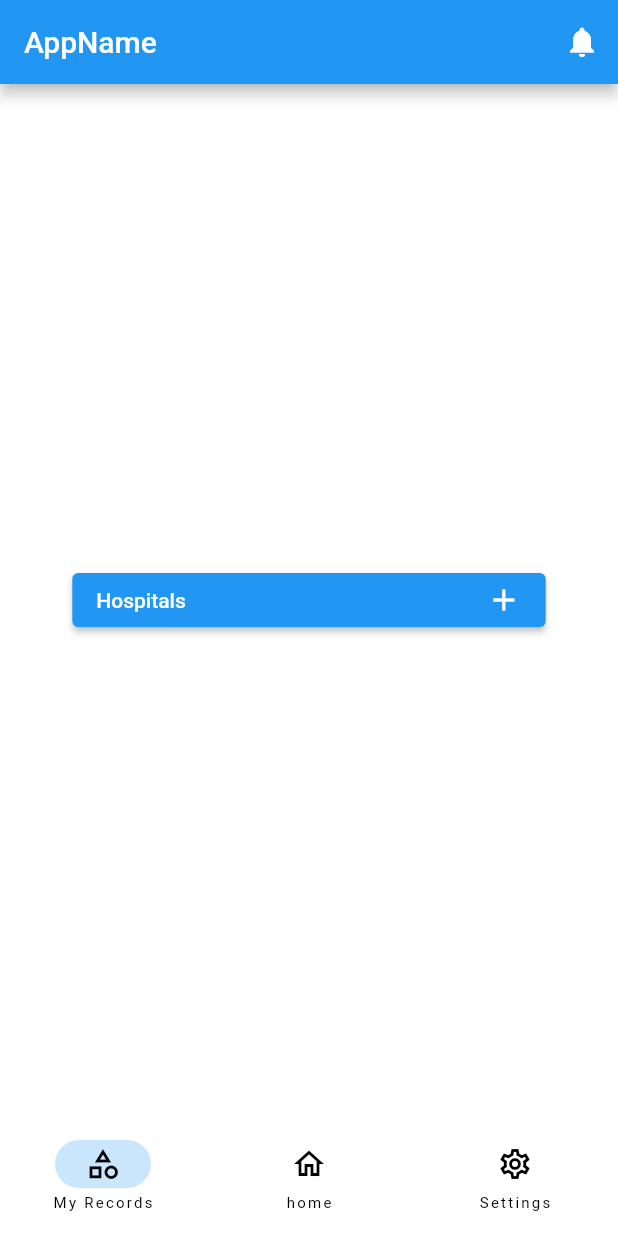
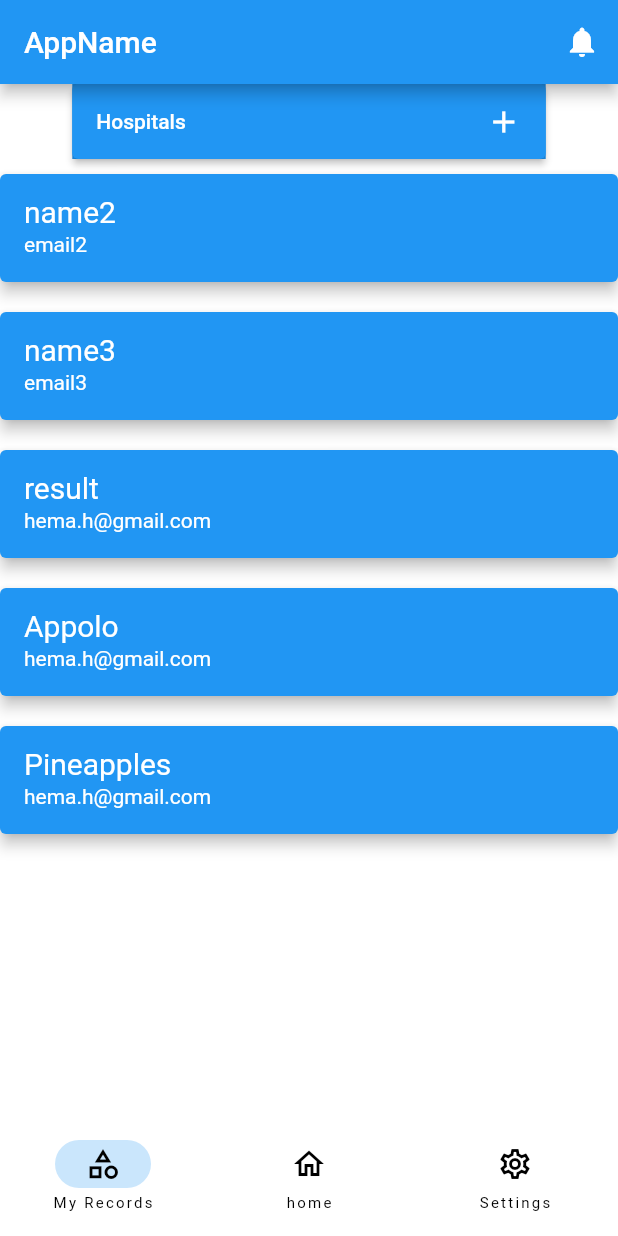
Before and after one commit to hemara0/healthcare, a Flutter app: the screen it shows after launch, on a phone screen of 412 x 824 dp. Run offline on Flutter 3.47's test engine with Material 2 defaults, Android fonts, the phone set to English and light mode, and no system bars; network calls fail.

Commit message:
added listObject

```diff
--- /dev/null
+++ b/lib/components/listObject.dart
@@ -0,0 +1,32 @@
+import 'package:flutter/material.dart';
+import 'package:healthcareit/model/user.dart';
+
+Widget buildUsers(List users) => ListView.builder(
+      itemCount: users.length,
+      itemBuilder: (context, index) {
+        final user = users[index];
+        return Card(
+          color: Colors.blue,
+          elevation: 4,
+          margin: const EdgeInsets.symmetric(vertical: 10),
+          child: ListTile(
+            onTap: () {
+              print('tapped');
+            },
+            // leading: Text(
+            //   users[index]["_id"].toString(),
+            //   style:
+            //       const TextStyle(fontSize: 24, color: Colors.white),
+            // ),
+            title: Text(
+              users[index]["name"],
+              style: const TextStyle(fontSize: 20, color: Colors.white),
+            ),
+            subtitle: Text(
+              users[index]['email'],
+              style: const TextStyle(fontSize: 14, color: Colors.white),
+            ),
+          ),
+        );
+      },
+    );
--- a/lib/dbHelper/constant.dart
+++ /dev/null
@@ -1,3 +0,0 @@
-const MONGO_CONN_URL =
-    'mongodb+srv://hemaharivanam99:watermelon@cluster0.qhwcdza.mongodb.net/Users?retryWrites=true&w=majority';
-const USER_COLLECTION = 'users_basic_data';
--- a/lib/main.dart
+++ b/lib/main.dart
@@ -3,11 +3,9 @@ import 'package:healthcareit/pages/homePage.dart';
 import 'package:healthcareit/pages/myRecordsPage.dart';
 import 'package:healthcareit/pages/notificationsPage.dart';
 import 'package:healthcareit/pages/settingsPage.dart';
-import 'dbHelper/mongodb.dart';
+import 'package:healthcareit/provider/provider.dart';
 
 void main() async {
-  WidgetsFlutterBinding.ensureInitialized();
-  await MongoDatabase.connect();
   runApp(MyApp());
 }
 
@@ -16,7 +14,8 @@ class MyApp extends StatelessWidget {
 
   @override
   Widget build(BuildContext context) {
-    return const MaterialApp(home: NavigationExample());
+    return const MaterialApp(
+        home: NavigationExample(), debugShowCheckedModeBanner: false);
   }
 }
 
--- /dev/null
+++ b/lib/model/user.dart
@@ -0,0 +1,10 @@
+import 'package:flutter/material.dart';
+
+class User {
+  final String name;
+  final String email;
+
+  const User({required this.name, required this.email});
+
+  static User fromJson(json) => User(name: json["name"], email: json["email"]);
+}
--- a/lib/pages/myRecordsPage.dart
+++ b/lib/pages/myRecordsPage.dart
@@ -1,4 +1,10 @@
+import 'dart:convert';
+import 'package:healthcareit/components/listObject.dart';
+import 'package:http/http.dart' as http;
+import 'package:healthcareit/model/user.dart';
 import 'package:flutter/material.dart';
+import 'package:flutter/widgets.dart';
+import 'package:healthcareit/provider/provider.dart';
 import 'package:healthcareit/services/addHospital.dart';
 
 class Records extends StatefulWidget {
@@ -7,14 +13,63 @@ class Records extends StatefulWidget {
 }
 
 class _RecordsState extends State<Records> {
+  late final usersFuture;
+
+  @override
+  void initState() {
+    super.initState();
+
+    usersFuture = getUsers();
+  }
+
+  Future<List<User>> fetchedData = getUsers();
+  static Future<List<User>> getUsers() async {
+    // const url = '';
+    // final response = await http.get(Uri.parse(url));
+    // final body = json.decode(response.body);
+    dynamic data = fetchData();
+    return data.map<User>(User.fromJson).toList();
+  }
+
   @override
   Widget build(BuildContext context) {
-    return SafeArea(
-        child: Column(
-            mainAxisAlignment: MainAxisAlignment.spaceAround,
-            crossAxisAlignment: CrossAxisAlignment.start,
-            children: [
-          ElevatedButton(
+    List fetchedData = [
+      {
+        "_id": "645200814fcac016618df063",
+        "name": "name2",
+        "email": "email2",
+        "__v": 0
+      },
+      {
+        "_id": "6452189268e6b826871743c7",
+        "name": "name3",
+        "email": "email3",
+        "__v": 0
+      },
+      {
+        "_id": "6453785e1144977889e3b9c6",
+        "name": "result",
+        "email": "hema.h@gmail.com",
+        "__v": 0
+      },
+      {
+        "_id": "645378db1144977889e3b9c8",
+        "name": "Appolo",
+        "email": "hema.h@gmail.com",
+        "__v": 0
+      },
+      {
+        "_id": "6454b90b9b621e9e81850170",
+        "name": "Pineapples",
+        "email": "hema.h@gmail.com",
+        "__v": 0
+      }
+    ];
+    return Column(children: [
+      Container(
+          height: 50,
+          color: Colors.blue,
+          child: ElevatedButton(
             onPressed: () {
               Navigator.push(context, MaterialPageRoute<void>(
                 builder: (BuildContext context) {
@@ -36,7 +91,8 @@ class _RecordsState extends State<Records> {
                 ),
               ],
             ),
-          ),
-        ]));
+          )),
+      Expanded(child: buildUsers(fetchedData))
+    ]);
   }
 }
--- a/lib/pages/notificationsPage.dart
+++ b/lib/pages/notificationsPage.dart
@@ -1,7 +1,6 @@
 import 'package:flutter/material.dart';
 
 class NotificationEx extends StatefulWidget {
-
   @override
   State<NotificationEx> createState() => _NotificationState();
 }
@@ -9,8 +8,6 @@ class NotificationEx extends StatefulWidget {
 class _NotificationState extends State<NotificationEx> {
   @override
   Widget build(BuildContext context) {
-    return Container(
-      child: const Text("welcome to Notification")
-    );
+    return Container(child: const Text("welcome to Notification"));
   }
 }
--- a/lib/pages/settingsPage.dart
+++ b/lib/pages/settingsPage.dart
@@ -1,7 +1,6 @@
 import 'package:flutter/material.dart';
 
 class Settings extends StatefulWidget {
-
   @override
   State<Settings> createState() => _SettingsState();
 }
@@ -9,8 +8,6 @@ class Settings extends StatefulWidget {
 class _SettingsState extends State<Settings> {
   @override
   Widget build(BuildContext context) {
-    return Container(
-      child: const Text("welcome to Settings")
-    );
+    return Container(child: const Text("welcome to Settings"));
   }
 }
--- a/lib/services/addHospital.dart
+++ b/lib/services/addHospital.dart
@@ -1,4 +1,6 @@
 import 'package:flutter/material.dart';
+
+import '../provider/provider.dart';
 
 class GFG extends StatefulWidget {
   const GFG({Key? key}) : super(key: key);
@@ -22,8 +24,7 @@ class _GFGState extends State<GFG> {
               showSearch(
                   context: context,
                   // delegate to customize the search bar
-                delegate: CustomSearchDelegate()
-              );
+                  delegate: CustomSearchDelegate());
             },
             icon: const Icon(Icons.search),
           )
@@ -106,15 +107,14 @@ class CustomSearchDelegate extends SearchDelegate {
         var result = matchQuery[index];
         return ListTile(
             title: Text(result),
-          onTap: () => ScaffoldMessenger.of(context).showSnackBar(SnackBar(content: Text("$result added")))
-
-        );
+            onTap: () => ScaffoldMessenger.of(context)
+                .showSnackBar(SnackBar(content: Text("$result added"))));
+        //onTap: () => submitData(result));
 
         // return InkWell(
         //   child: Text(result.toString()),
         //   onTap: () => ScaffoldMessenger.of(context).showSnackBar(SnackBar(content: Text(result.toString()))),
         // );
-
       },
     );
   }
```
Also changed, not shown: lib/components/search.dart (+2 -5 lines), lib/dbHelper/mongodb.dart (deleted, +0 -13 lines), lib/pages/homePage.dart (+138 -131 lines), lib/provider/provider.dart (added, +51 -0 lines). Lines whose indentation alone changed are shown as unchanged.
